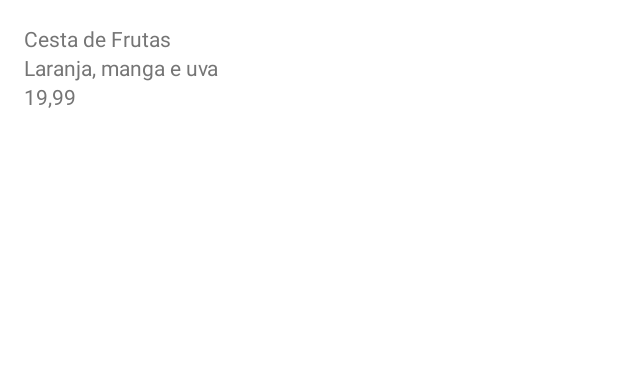
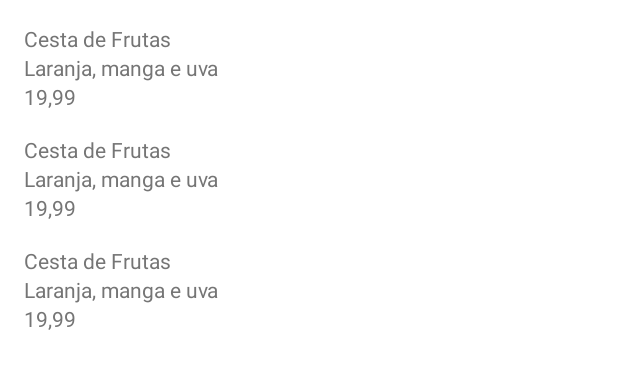
Before and after one commit to brunoheenrique/Kotlin, an Android app: the layout activity_main.xml on its own in the app's theme, with its tools: preview values and no code run, on a phone screen of 412 x 824 dp. Shown: the top 369 px of the screen. Run offline under Robolectric (Android 15) with nearby library versions, the phone set to English and light mode, and no system bars.

Commit message:
implementando adapter da recyclerview

```diff
--- a/Android/app/src/main/AndroidManifest.xml
+++ b/Android/app/src/main/AndroidManifest.xml
@@ -13,7 +13,7 @@
         android:supportsRtl="true"
         android:theme="@style/Theme.Orgs"
         tools:targetApi="31">
-        <activity android:name=".views.MainActivity"
+        <activity android:name=".view.MainActivity"
             android:exported="true">
             <intent-filter>
                 <action android:name="android.intent.action.MAIN"/>
--- a/Android/app/src/main/res/layout/activity_main.xml
+++ b/Android/app/src/main/res/layout/activity_main.xml
@@ -1,39 +1,20 @@
 <?xml version="1.0" encoding="utf-8"?>
 <androidx.constraintlayout.widget.ConstraintLayout xmlns:android="http://schemas.android.com/apk/res/android"
+    xmlns:app="http://schemas.android.com/apk/res-auto"
     xmlns:tools="http://schemas.android.com/tools"
     android:layout_width="match_parent"
-    android:layout_height="match_parent"
-    xmlns:app="http://schemas.android.com/apk/res-auto">
+    android:layout_height="match_parent">
 
-    <TextView android:id="@+id/main_titulo_textview"
-        android:layout_width="match_parent"
-        android:layout_height="wrap_content"
-        android:textColor="#757575"
-        android:layout_margin="16dp"
-        android:text="@string/string_cesta_de_frutas"
+
+    <androidx.recyclerview.widget.RecyclerView
+        android:id="@+id/main_recyclerView"
+        android:layout_width="0dp"
+        android:layout_height="0dp"
+        tools:listitem="@layout/produto_item"
+        app:layout_constraintBottom_toBottomOf="parent"
         app:layout_constraintEnd_toEndOf="parent"
-        app:layout_constraintTop_toTopOf="parent"/>
-
-    <TextView android:id="@+id/main_descricao_textview"
-        android:layout_width="match_parent"
-        android:layout_height="wrap_content"
-        android:text="@string/string_frutas"
-        android:textColor="#757575"
-        android:layout_marginStart="16dp"
-        app:layout_constraintTop_toBottomOf="@id/main_titulo_textview"
-        app:layout_constraintStart_toStartOf="@id/main_titulo_textview"/>
-
-    <TextView
-        android:id="@+id/main_preco_textview"
-        android:layout_width="match_parent"
-        android:layout_height="wrap_content"
-        android:text="@string/string_preco"
-        android:textColor="#757575"
-        android:layout_marginStart="16dp"
-        app:layout_constraintEnd_toStartOf="@id/main_descricao_textview"
-        app:layout_constraintTop_toBottomOf="@id/main_descricao_textview"
-        tools:ignore="TextContrastCheck" />
-
+        app:layout_constraintStart_toStartOf="parent"
+        app:layout_constraintTop_toTopOf="parent" />
 
 
 </androidx.constraintlayout.widget.ConstraintLayout>
--- /dev/null
+++ b/Android/app/src/main/res/layout/produto_item.xml
@@ -0,0 +1,43 @@
+<?xml version="1.0" encoding="utf-8"?>
+<androidx.constraintlayout.widget.ConstraintLayout xmlns:android="http://schemas.android.com/apk/res/android"
+    android:layout_width="match_parent"
+    android:layout_height="wrap_content"
+    xmlns:tools="http://schemas.android.com/tools"
+    xmlns:app="http://schemas.android.com/apk/res-auto">
+
+    <TextView android:id="@+id/main_titulo_textview"
+        android:layout_width="0dp"
+        android:layout_height="wrap_content"
+        android:textColor="#757575"
+        android:layout_margin="16dp"
+        tools:text="@string/string_cesta_de_frutas"
+        app:layout_constraintEnd_toEndOf="parent"
+        app:layout_constraintStart_toStartOf="parent"
+        app:layout_constraintTop_toTopOf="parent"/>
+
+    <TextView android:id="@+id/main_descricao_textview"
+        android:layout_width="match_parent"
+        android:layout_height="wrap_content"
+        tools:text="@string/string_frutas"
+        android:textColor="#757575"
+        android:layout_marginStart="16dp"
+        android:layout_marginEnd="16dp"
+        app:layout_constraintTop_toBottomOf="@id/main_titulo_textview"
+        app:layout_constraintStart_toStartOf="@id/main_titulo_textview"
+        app:layout_constraintEnd_toEndOf="@id/main_titulo_textview"/>
+
+    <TextView
+        android:id="@+id/main_preco_textview"
+        android:layout_width="match_parent"
+        android:layout_height="wrap_content"
+        tools:text="@string/string_preco"
+        android:textColor="#757575"
+        android:layout_marginStart="16dp"
+        android:layout_marginEnd="16dp"
+        app:layout_constraintEnd_toEndOf="@id/main_descricao_textview"
+        app:layout_constraintStart_toStartOf="@id/main_descricao_textview"
+        app:layout_constraintTop_toBottomOf="@id/main_descricao_textview"
+        tools:ignore="TextContrastCheck" />
+
+
+</androidx.constraintlayout.widget.ConstraintLayout>
```
Also changed, not shown: Android/app/src/main/java/br/com/orgs/model/Produto.kt (added, +9 -0 lines), Android/app/src/main/java/br/com/orgs/view/MainActivity.kt (added, +30 -0 lines), Android/app/src/main/java/br/com/orgs/view/recyclerview/adapter/ListaProdutosAdapter.kt (added, +21 -0 lines), Android/app/src/main/java/br/com/orgs/views/MainActivity.kt (deleted, +0 -14 lines).
